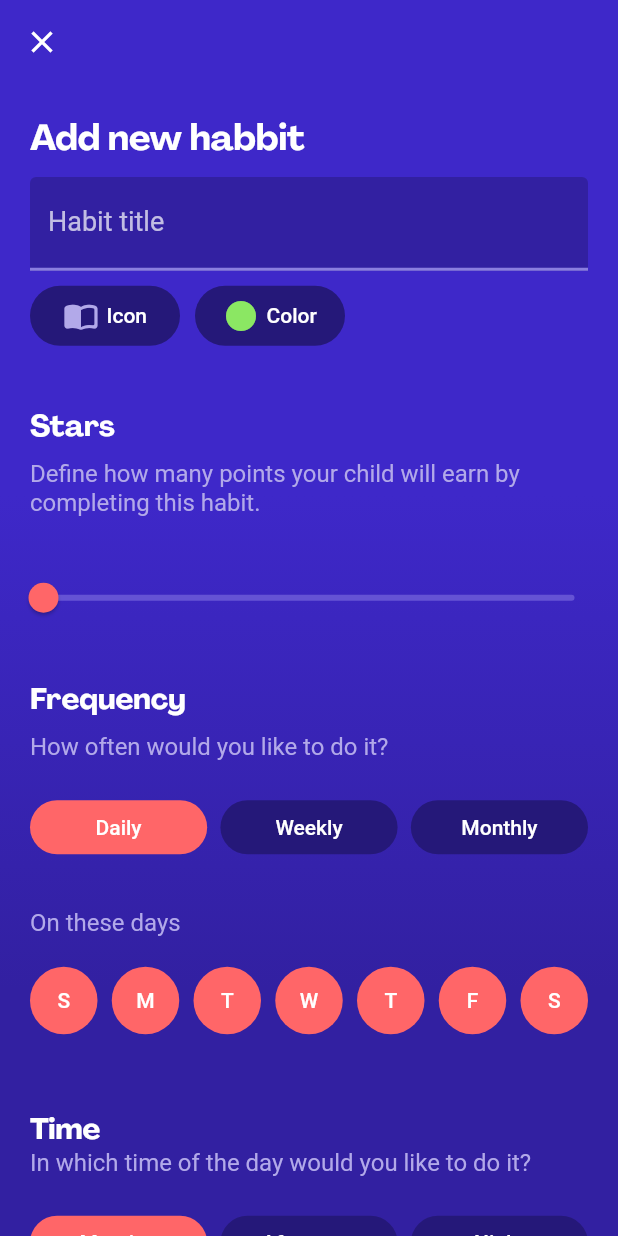
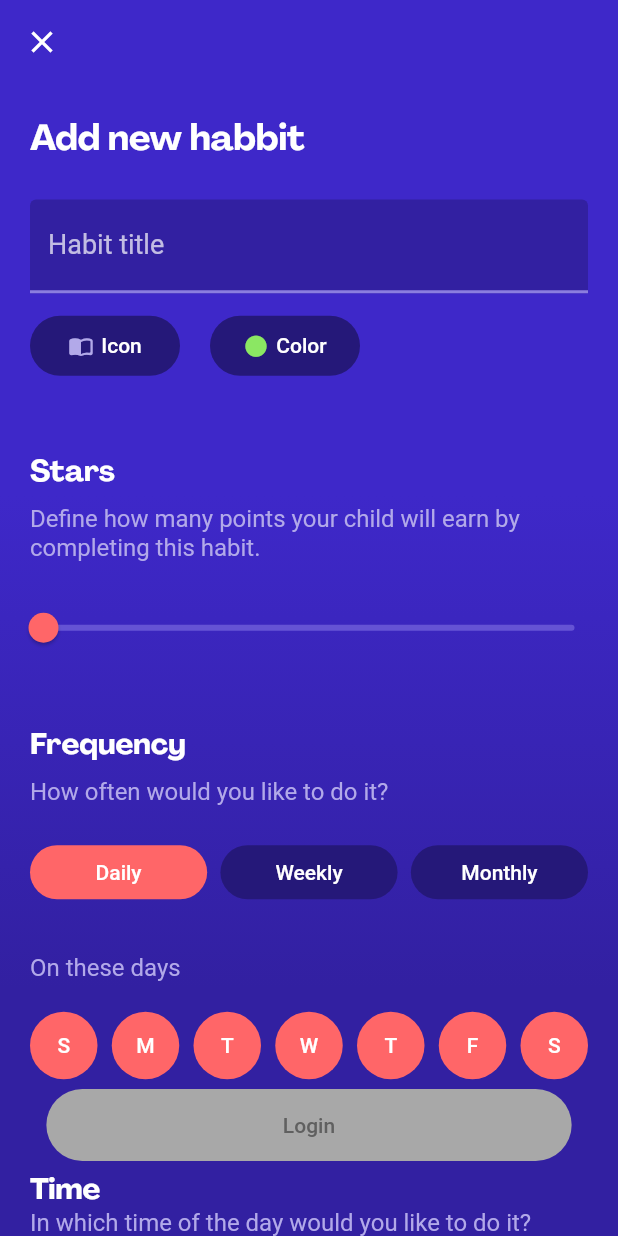
Before and after one commit to luisurruela/habitos, a Flutter app: the CreateHabitScreen screen opened directly, on a phone screen of 412 x 824 dp. Run offline on Flutter 3.47's test engine with Material 2 defaults, Android fonts, the phone set to English and light mode, and no system bars; drawn by our look-alikes of syncfusion_flutter_sliders; our stand-ins replace cloud_firestore, firebase_auth, firebase_core, flutter_speed_dial, flutter_spinkit, persistent_bottom_nav_bar and 1 more; missing offline and left inert: flutter_onboard, weekly_date_picker; accounts and stored records are empty.

Commit message:
Added validation and UI changes

```diff
--- a/lib/screens/create_habit_screen.dart
+++ b/lib/screens/create_habit_screen.dart
@@ -43,10 +43,11 @@ class CreateHabitScreenState extends State<CreateHabitScreen> {
   double rateValue = 1;
   String weeklyDaysSelected = '1';
   String monthlyDaysSelected = '1';
-  String iconSelected = '';
-  String colorSelected = '';
+  IconData iconSelected = Icons.import_contacts_rounded;
+  int colorSelected = 0xFF8BE763;
   List childrenSelected = [];
   TextEditingController title = TextEditingController();
+  bool validation = false;
 
   @override
   void initState() {
@@ -69,20 +70,31 @@ class CreateHabitScreenState extends State<CreateHabitScreen> {
               height: height,
               width: width,
               decoration: AppTheme.backgroundGradient,
-              child: SingleChildScrollView(
+              child: Stack(
+                children: [
+                  SingleChildScrollView(
                     child: Column(
                         mainAxisAlignment: MainAxisAlignment.spaceBetween,
                         children: [
                           appBar(context),
                           primaryTitle('Add new habbit'),
+                          const SizedBox(
+                            height: 15,
+                          ),
                           PrimaryInput(
                             label: 'Habit title',
                             controller: title,
-                      callback: showTitle,
+                            callback: updateValidation,
                           ),
-                    IconsColorsButtons(callback: updateIconColorSelected),
                           const SizedBox(
-                      height: 30,
+                            height: 5,
+                          ),
+                          IconsColorsButtons(
+                              callback: updateIconColorSelected,
+                              icon: iconSelected,
+                              color: colorSelected),
+                          const SizedBox(
+                            height: 40,
                           ),
                           secondaryTitle('Stars'),
                           const SizedBox(
@@ -91,12 +103,13 @@ class CreateHabitScreenState extends State<CreateHabitScreen> {
                           normalText(
                               'Define how many points your child will earn by completing this habit.'),
                           const SizedBox(
-                      height: 30,
+                            height: 20,
                           ),
                           SliderWidget(
-                        callback: updateRateValue, currentValue: rateValue),
+                              callback: updateRateValue,
+                              currentValue: rateValue),
                           const SizedBox(
-                      height: 30,
+                            height: 40,
                           ),
                           secondaryTitle('Frequency'),
                           const SizedBox(
@@ -156,7 +169,8 @@ class CreateHabitScreenState extends State<CreateHabitScreen> {
                             ),
                           ],
                           if (frecuency['monthly']) ...[
-                      normalText('Repeat $monthlyDaysSelected day a month'),
+                            normalText(
+                                'Repeat $monthlyDaysSelected day a month'),
                             const SizedBox(
                               height: 20,
                             ),
@@ -166,7 +180,7 @@ class CreateHabitScreenState extends State<CreateHabitScreen> {
                             ),
                           ],
                           const SizedBox(
-                      height: 50,
+                            height: 60,
                           ),
                           secondaryTitle('Time'),
                           normalText(
@@ -208,19 +222,21 @@ class CreateHabitScreenState extends State<CreateHabitScreen> {
                           ),
                           secondaryTitle('Assign to'),
                           normalText('To whom do we assign the habit?'),
-                    SizedBox(
-                      height: 155,
-                      child: GridView.count(
-                          crossAxisCount: 5,
-                          padding: const EdgeInsets.all(15.0),
-                          mainAxisSpacing: 10.0,
-                          crossAxisSpacing: 15.0,
+                          const SizedBox(
+                            height: 20,
+                          ),
+                          Wrap(
+                              alignment: WrapAlignment.start,
+                              crossAxisAlignment: WrapCrossAlignment.start,
                               children: childrenList
                                   .map(
                                     (element) => Stack(
                                       children: [
-                                    SizedBox(
-                                      height: 80,
+                                        Padding(
+                                          padding: const EdgeInsets.all(8.0),
+                                          child: SizedBox(
+                                            width: 60,
+                                            height: 60,
                                             child: ElevatedButton(
                                               child: Text(
                                                 element['name']
@@ -229,22 +245,28 @@ class CreateHabitScreenState extends State<CreateHabitScreen> {
                                                     .toUpperCase(),
                                                 style: const TextStyle(
                                                     fontSize: 16,
-                                              fontWeight: FontWeight.bold),
+                                                    fontWeight:
+                                                        FontWeight.bold),
                                               ),
-                                        onPressed: () => updateChildrenSelected(
+                                              onPressed: () =>
+                                                  updateChildrenSelected(
                                                       element['childId']),
                                               style: ElevatedButton.styleFrom(
                                                 primary: AppTheme.darkPurple,
                                                 side: BorderSide(
                                                     width: 2,
-                                              color: childrenSelected.contains(
-                                                      element['childId'])
-                                                  ? const Color(0xFFFF6668)
+                                                    color: childrenSelected
+                                                            .contains(element[
+                                                                'childId'])
+                                                        ? const Color(
+                                                            0xFFFF6668)
                                                         : Colors.white),
                                                 elevation: 0,
                                                 shape: RoundedRectangleBorder(
                                                     borderRadius:
-                                                  BorderRadius.circular(50)),
+                                                        BorderRadius.circular(
+                                                            50)),
+                                              ),
                                             ),
                                           ),
                                         ),
@@ -273,15 +295,23 @@ class CreateHabitScreenState extends State<CreateHabitScreen> {
                                     ),
                                   )
                                   .toList()),
+                          const SizedBox(
+                            height: 150,
                           ),
-                    const SizedBox(
-                      height: 40,
+                        ]),
                   ),
-                    submitButton(context),
-                    const SizedBox(
-                      height: 50,
+                  Positioned(
+                    bottom: 50,
+                    left: 0,
+                    right: 0,
+                    child: Align(
+                        alignment: Alignment.center,
+                        child: SubmitButton(
+                          validation: validation,
+                        )),
                   )
-                  ])),
+                ],
+              ),
             );
           }),
     );
@@ -294,17 +324,7 @@ class CreateHabitScreenState extends State<CreateHabitScreen> {
   }
 
   updateGroup(String index) {
-    resetGroup();
-    group[index] = true;
-    setState(() {});
-  }
-
-  resetGroup() {
-    group = {
-      'morning': false,
-      'afternoon': false,
-      'night': false,
-    };
+    group[index] = !group[index];
     setState(() {});
   }
 
@@ -350,7 +370,7 @@ class CreateHabitScreenState extends State<CreateHabitScreen> {
     week = {1: false, 2: false, 3: false, 4: false, 5: false};
   }
 
-  updateIconColorSelected(String value, String type) {
+  updateIconColorSelected(dynamic value, String type) {
     if (type == 'icon') {
       iconSelected = value;
     } else {
@@ -367,6 +387,7 @@ class CreateHabitScreenState extends State<CreateHabitScreen> {
     } else {
       childrenSelected.add(id);
     }
+    updateValidation();
     setState(() {});
   }
 
@@ -375,7 +396,13 @@ class CreateHabitScreenState extends State<CreateHabitScreen> {
     setState(() {});
   }
 
-  showTitle() {
-    print(title.text);
+  updateValidation() {
+    if (title.text != '' && childrenSelected.isNotEmpty) {
+      validation = true;
+    } else {
+      validation = false;
+    }
+
+    setState(() {});
   }
 }
--- a/lib/widgets/habits_widgets.dart
+++ b/lib/widgets/habits_widgets.dart
@@ -279,29 +279,47 @@ class SliderWidget extends StatelessWidget {
   }
 }
 
-Widget submitButton(BuildContext context) {
+class SubmitButton extends StatelessWidget {
+  final bool validation;
+  const SubmitButton({Key? key, required this.validation}) : super(key: key);
+
+  @override
+  Widget build(BuildContext context) {
+    final double width = MediaQuery.of(context).size.width;
+
     return SizedBox(
-    width: MediaQuery.of(context).size.width * 0.85,
+      width: width * 0.85,
       height: 48,
       child: ElevatedButton(
           style: ButtonStyle(
               elevation: MaterialStateProperty.all(0),
-            backgroundColor: MaterialStateProperty.all<Color>(
-                const Color.fromRGBO(218, 240, 75, 1)),
+              backgroundColor: validation
+                  ? MaterialStateProperty.all<Color>(
+                      const Color.fromRGBO(218, 240, 75, 1))
+                  : MaterialStateProperty.all<Color>(
+                      const Color.fromARGB(255, 168, 168, 168)),
               shape: MaterialStateProperty.all<RoundedRectangleBorder>(
                   const RoundedRectangleBorder(
                       borderRadius: BorderRadius.all(Radius.circular(30))))),
           onPressed: null,
-        child: const Text(
-          'Login',
-          style: TextStyle(color: Color.fromRGBO(12, 8, 40, 1)),
-        )),
+          child: Text('Login',
+              style: TextStyle(
+                  color: validation
+                      ? const Color.fromRGBO(12, 8, 40, 1)
+                      : const Color.fromARGB(255, 96, 96, 96)))),
     );
+  }
 }
 
 class IconsColorsButtons extends StatelessWidget {
   final Function callback;
-  const IconsColorsButtons({Key? key, required this.callback})
+  final dynamic icon;
+  final int color;
+  const IconsColorsButtons(
+      {Key? key,
+      required this.callback,
+      required this.icon,
+      required this.color})
       : super(key: key);
 
   @override
@@ -311,18 +329,18 @@ class IconsColorsButtons extends StatelessWidget {
       child: Row(
         children: [
           RoundedButton(
-            icon: Icons.import_contacts_rounded,
+            icon: icon,
             text: 'Icon',
             color: const Color(0xFFB2A9E9),
             callback: showIconPopup,
           ),
           const SizedBox(
-            width: 10,
+            width: 20,
           ),
           RoundedButton(
             icon: Icons.circle,
             text: 'Color',
-            color: const Color(0xFF8BE763),
+            color: Color(color),
             callback: showColorPopup,
           ),
         ],
@@ -374,7 +392,7 @@ class IconsColorsButtons extends StatelessWidget {
                       children: iconsList
                           .map((element) => IconButton(
                               onPressed: () =>
-                                  callback(element['name'], 'icon'),
+                                  callback(element['icon'], 'icon'),
                               icon: Icon(
                                 element['icon'],
                                 color: Colors.white,
@@ -430,7 +448,7 @@ class IconsColorsButtons extends StatelessWidget {
                       crossAxisSpacing: 70.0,
                       children: [
                         IconButton(
-                          onPressed: () => callback('0xFF21D5DF', 'color'),
+                          onPressed: () => callback(0xFF21D5DF, 'color'),
                           highlightColor:
                               const Color(0xFF3220A1).withOpacity(0.9),
                           splashColor: const Color(0xFF3220A1).withOpacity(1),
@@ -439,7 +457,7 @@ class IconsColorsButtons extends StatelessWidget {
                           ),
                         ),
                         IconButton(
-                          onPressed: () => callback('0xFF8BE763', 'color'),
+                          onPressed: () => callback(0xFF8BE763, 'color'),
                           highlightColor:
                               const Color(0xFF3220A1).withOpacity(0.9),
                           splashColor: const Color(0xFF3220A1).withOpacity(1),
@@ -448,7 +466,7 @@ class IconsColorsButtons extends StatelessWidget {
                           ),
                         ),
                         IconButton(
-                          onPressed: () => callback('0xFFFF6668', 'color'),
+                          onPressed: () => callback(0xFFFF6668, 'color'),
                           highlightColor:
                               const Color(0xFF3220A1).withOpacity(0.9),
                           splashColor: const Color(0xFF3220A1).withOpacity(1),
@@ -457,7 +475,7 @@ class IconsColorsButtons extends StatelessWidget {
                           ),
                         ),
                         IconButton(
-                          onPressed: () => callback('0xFFFF82CD', 'color'),
+                          onPressed: () => callback(0xFFFF82CD, 'color'),
                           highlightColor:
                               const Color(0xFF3220A1).withOpacity(0.9),
                           splashColor: const Color(0xFF3220A1).withOpacity(1),
@@ -466,7 +484,7 @@ class IconsColorsButtons extends StatelessWidget {
                           ),
                         ),
                         IconButton(
-                          onPressed: () => callback('0xFFFEB701', 'color'),
+                          onPressed: () => callback(0xFFFEB701, 'color'),
                           highlightColor:
                               const Color(0xFF3220A1).withOpacity(0.9),
                           splashColor: const Color(0xFF3220A1).withOpacity(1),
@@ -475,7 +493,7 @@ class IconsColorsButtons extends StatelessWidget {
                           ),
                         ),
                         IconButton(
-                          onPressed: () => callback('0xFFFF8552', 'color'),
+                          onPressed: () => callback(0xFFFF8552, 'color'),
                           highlightColor:
                               const Color(0xFF3220A1).withOpacity(0.9),
                           splashColor: const Color(0xFF3220A1).withOpacity(1),
@@ -518,6 +536,7 @@ class RoundedButton extends StatelessWidget {
           Icon(
             icon,
             color: color,
+            size: 17,
           ),
           const SizedBox(
             width: 5,
--- a/lib/widgets/star_shape.dart
+++ b/lib/widgets/star_shape.dart
@@ -16,17 +16,17 @@ class StarShape extends SfThumbShape {
       required TextDirection textDirection,
       required SfThumb? thumb}) {
     const int points = 5;
-    double _degreeToRadian(double deg) => deg * (math.pi / 180.0);
+    double _degreeToRadian(double deg) => deg * (math.pi / 45.0);
     final Path path = Path();
 
-    double max = 3 * math.pi;
-    double width = 45.0;
+    double max = 6 * math.pi;
+    double width = 35.0;
     double halfWidth = width / 2;
 
     double wingRadius = halfWidth;
     double radius = halfWidth / 2;
 
-    double degreesPerStep = _degreeToRadian(360 / points);
+    double degreesPerStep = _degreeToRadian(90 / points);
     double halfDegreesPerStep = degreesPerStep / 2;
 
     path.moveTo(center.dx, center.dy);
```
Lines whose indentation alone changed are shown as unchanged.
